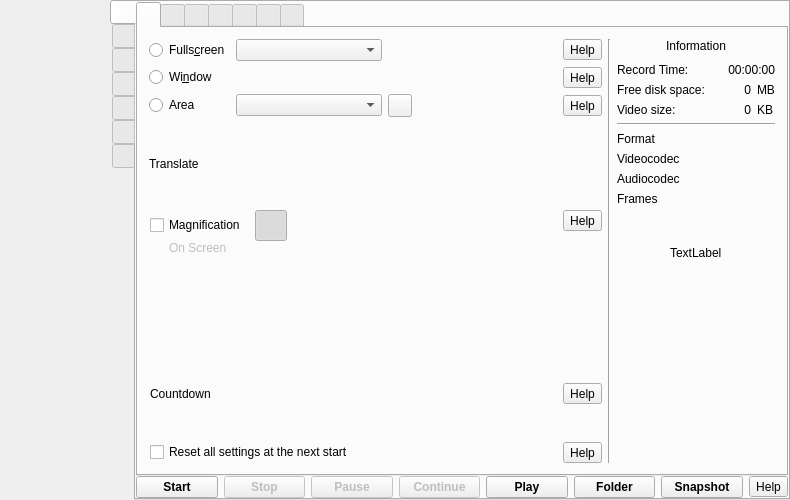
Before: the Qt Designer form src/formMainWindow.ui in vkohaupt/vokoscreenNG, drawn with Qt 5.
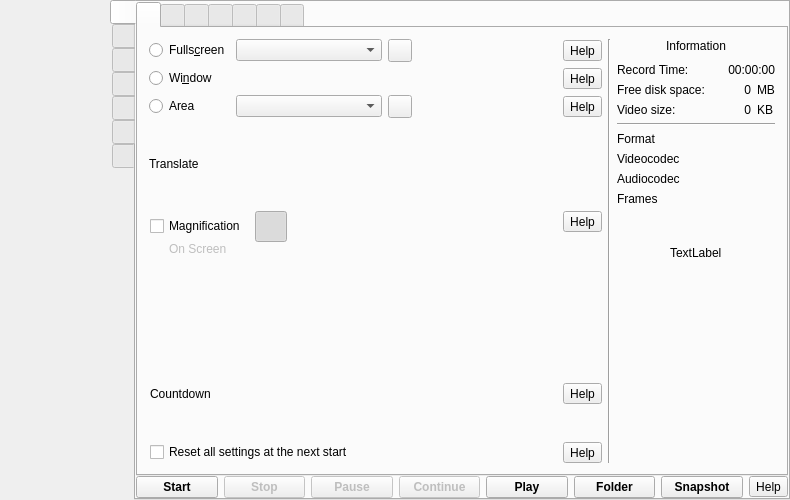
After: the same form once the commit is applied. The open tabs and pages were chosen to show the change. Icons and pictures are not drawn.

Commit message: Add screen osd

The edit to the form file:
```diff
--- a/src/formMainWindow.ui
+++ b/src/formMainWindow.ui
@@ -496,6 +496,13 @@
                   </property>
                  </widget>
                 </item>
+                <item row="0" column="2">
+                 <widget class="QToolButton" name="toolButton_screen_name">
+                  <property name="text">
+                   <string notr="true"/>
+                  </property>
+                 </widget>
+                </item>
                </layout>
               </item>
               <item>
```
Left out of the diff: 8 changed lines with no effect on the pictures. The commit also changes 3 other files.
